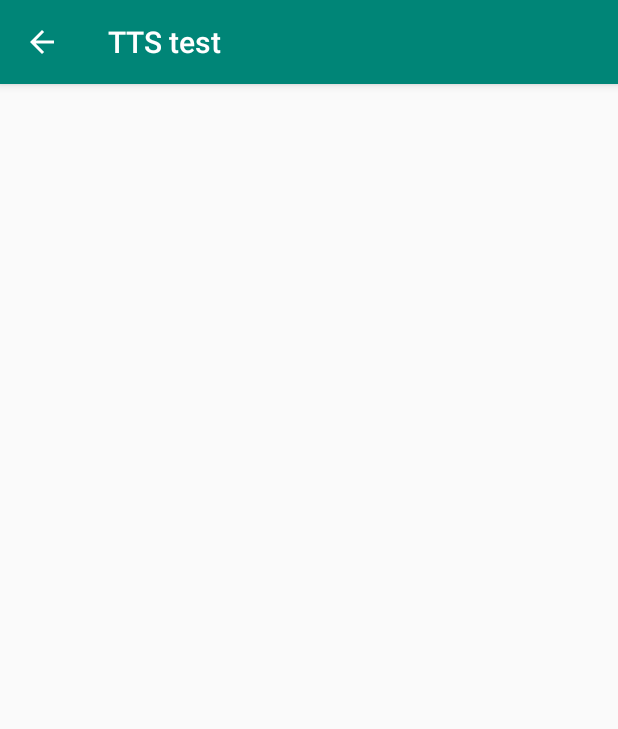
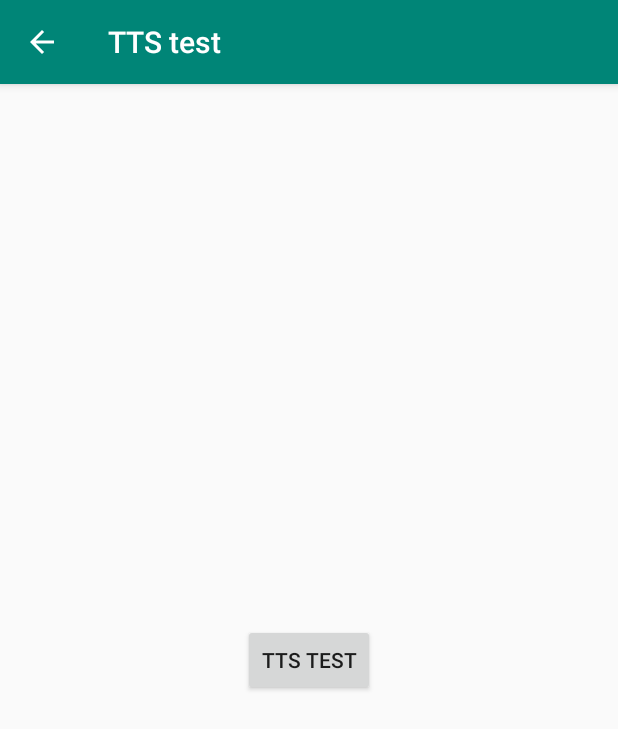
Before and after one commit to kumige/footprint, an Android app: the TextToSpeechActivity screen opened directly, with no data from a screen before it, on a phone screen of 412 x 824 dp. Shown: the top 729 px of the screen. Run offline under Robolectric (Android 15) with nearby library versions, the phone set to English and light mode, and no system bars.

```diff
--- a/app/src/main/res/layout/activity_texttospeech.xml
+++ b/app/src/main/res/layout/activity_texttospeech.xml
@@ -1,6 +1,22 @@
 <?xml version="1.0" encoding="utf-8"?>
 <LinearLayout xmlns:android="http://schemas.android.com/apk/res/android"
+    xmlns:app="http://schemas.android.com/apk/res-auto"
+    xmlns:tools="http://schemas.android.com/tools"
     android:orientation="vertical" android:layout_width="match_parent"
     android:layout_height="match_parent">
 
+    <androidx.constraintlayout.widget.ConstraintLayout
+        android:layout_width="match_parent"
+        android:layout_height="match_parent">
+
+        <Button
+            android:id="@+id/btn_useTTS"
+            android:layout_width="wrap_content"
+            android:layout_height="wrap_content"
+            android:text="TTS test"
+            app:layout_constraintBottom_toBottomOf="parent"
+            app:layout_constraintEnd_toEndOf="parent"
+            app:layout_constraintStart_toStartOf="parent"
+            app:layout_constraintTop_toTopOf="parent" />
+    </androidx.constraintlayout.widget.ConstraintLayout>
 </LinearLayout>
```
Also changed, not shown: app/src/main/java/com/example/sensorapp/TextToSpeechActivity.kt (+62 -1 lines).
